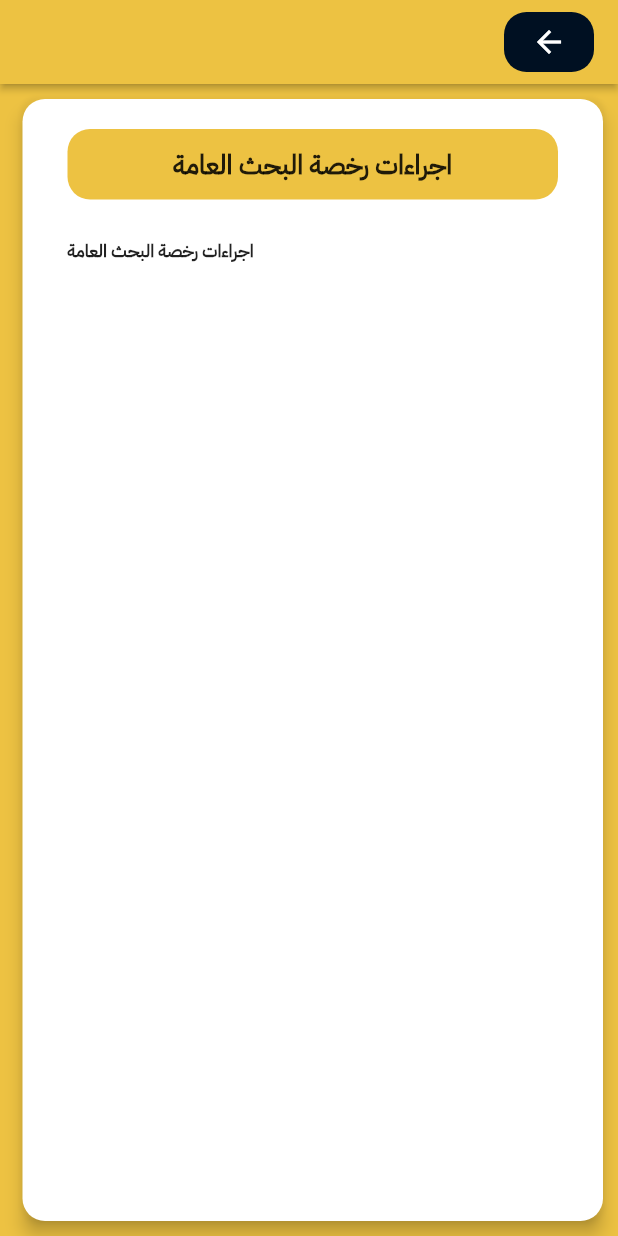
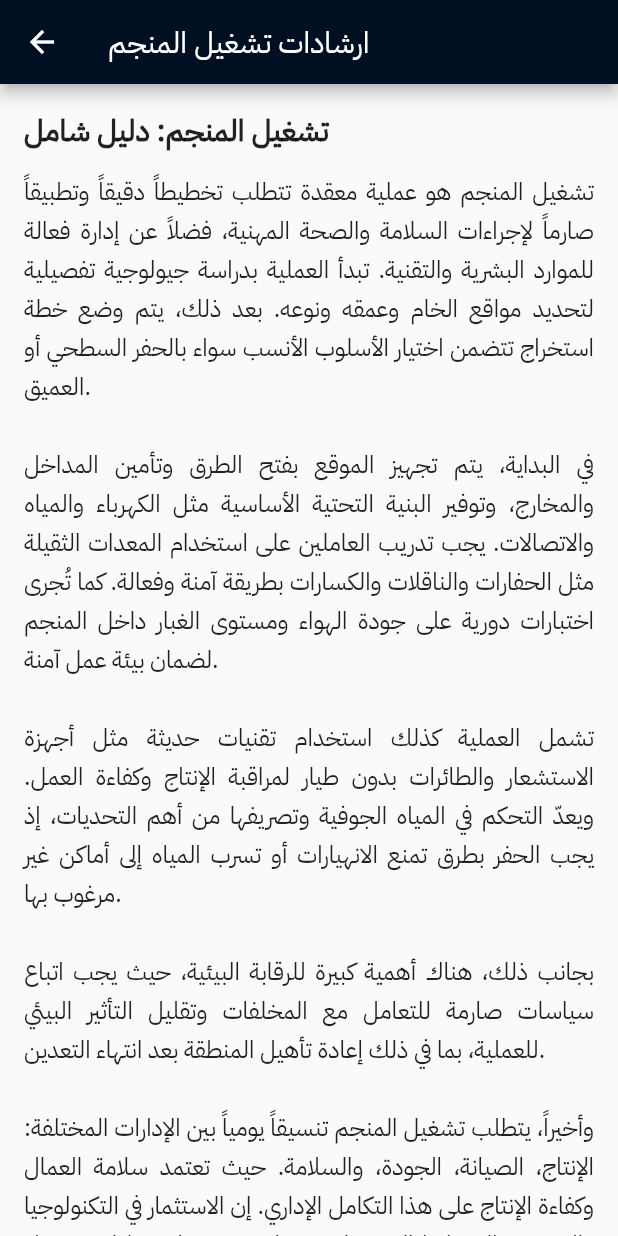
Before and after one commit to mohamed-sd/AlaaeldinMohamede_Enjaz-main, a Flutter app: the Detailes screen opened by its route, on a phone screen of 412 x 824 dp. Run offline on Flutter 3.47's test engine with Material 3 defaults, Android fonts, the phone set to English and light mode, and no system bars; our stand-ins replace audioplayers, awesome_notifications, bloc, cached_network_image, connectivity_plus, country_picker and 36 more; missing offline and left inert: android_intent_plus, any_link_preview, device_region, encrypt, flutter_pdfview, flutter_stripe and 6 more; accounts and stored records are empty; network calls fail.

Commit message:
add oprate mine screen

```diff
--- a/lib/ui/screens/guide/detailes.dart
+++ b/lib/ui/screens/guide/detailes.dart
@@ -1,148 +1,96 @@
-
 import 'package:eClassify/ui/theme/theme.dart';
 import 'package:eClassify/utils/extensions/extensions.dart';
 import 'package:flutter/material.dart';
+import 'package:youtube_player_flutter/youtube_player_flutter.dart';
 
 class Detailes extends StatefulWidget {
   const Detailes({super.key});
-
-  static String routeName = 'privacy_screen';
-  static String routePath = '/privacyScreen';
 
   @override
   State<Detailes> createState() => _PrivacyScreenWidgetState();
 }
 
 class _PrivacyScreenWidgetState extends State<Detailes> {
-
-  //late PrivacyScreenModel _model;
-
-  final scaffoldKey = GlobalKey<ScaffoldState>();
+  YoutubePlayerController? _controller;
 
   @override
   void initState() {
     super.initState();
-    //_model = createModel(context, () => PrivacyScreenModel());
-    // logFirebaseEvent('screen_view',
-    //     parameters: {'screen_name': 'privacy_screen'});
-    // WidgetsBinding.instance.addPostFrameCallback((_) => safeSetState(() {}));
+    final videoUrl = "https://www.youtube.com/watch?v=avrkjlAQJR0";
+    final videoId = YoutubePlayer.convertUrlToId(videoUrl);
+
+    if (videoId != null) {
+      _controller = YoutubePlayerController(
+        initialVideoId: videoId,
+        flags: const YoutubePlayerFlags(
+          autoPlay: false,
+          mute: false,
+        ),
+      );
+    } else {
+      debugPrint("❌ فشل استخراج videoId من الرابط.");
+    }
   }
 
   @override
   void dispose() {
-    //_model.dispose();
+    _controller?.dispose();
     super.dispose();
   }
 
   @override
   Widget build(BuildContext context) {
-    return GestureDetector(
-      onTap: () {
-        FocusScope.of(context).unfocus();
-        FocusManager.instance.primaryFocus?.unfocus();
-      },
-      child: Scaffold(
-        key: scaffoldKey,
-        backgroundColor: context.color.mainGold,
+    return Scaffold(
       appBar: AppBar(
-          backgroundColor: context.color.mainGold,
-          automaticallyImplyLeading: false,
-          title: Row(
-            mainAxisSize: MainAxisSize.max,
-            mainAxisAlignment: MainAxisAlignment.end,
+        title: const Text("ارشادات تشغيل المنجم"),
+        backgroundColor: context.color.mainBrown,
+      ),
+      body: SafeArea(
+        child: SingleChildScrollView(
+          padding: const EdgeInsets.all(16),
+          child: Column(
+            crossAxisAlignment: CrossAxisAlignment.start,
             children: [
-              Container(
-                width: 60,
-                height: 40,
-                decoration: BoxDecoration(
-                  color: context.color.mainBrown,
-                  borderRadius: BorderRadius.circular(15),
-                ),
-                child: InkWell(
-                  splashColor: Colors.transparent,
-                  focusColor: Colors.transparent,
-                  hoverColor: Colors.transparent,
-                  highlightColor: Colors.transparent,
-                  child: Icon(
-                    Icons.arrow_back,
-                    color: Colors.white,
-                    size: 24,
+              const Text(
+                "تشغيل المنجم: دليل شامل",
+                style: TextStyle(
+                  fontSize: 20,
+                  fontWeight: FontWeight.bold,
                 ),
               ),
+              const SizedBox(height: 12),
+              const Text(
+                '''تشغيل المنجم هو عملية معقدة تتطلب تخطيطاً دقيقاً وتطبيقاً صارماً لإجراءات السلامة والصحة المهنية، فضلاً عن إدارة فعالة للموارد البشرية والتقنية. تبدأ العملية بدراسة جيولوجية تفصيلية لتحديد مواقع الخام وعمقه ونوعه. بعد ذلك، يتم وضع خطة استخراج تتضمن اختيار الأسلوب الأنسب سواء بالحفر السطحي أو العميق.
+
+في البداية، يتم تجهيز الموقع بفتح الطرق وتأمين المداخل والمخارج، وتوفير البنية التحتية الأساسية مثل الكهرباء والمياه والاتصالات. يجب تدريب العاملين على استخدام المعدات الثقيلة مثل الحفارات والناقلات والكسارات بطريقة آمنة وفعالة. كما تُجرى اختبارات دورية على جودة الهواء ومستوى الغبار داخل المنجم لضمان بيئة عمل آمنة.
+
+تشمل العملية كذلك استخدام تقنيات حديثة مثل أجهزة الاستشعار والطائرات بدون طيار لمراقبة الإنتاج وكفاءة العمل. ويعدّ التحكم في المياه الجوفية وتصريفها من أهم التحديات، إذ يجب الحفر بطرق تمنع الانهيارات أو تسرب المياه إلى أماكن غير مرغوب بها.
+
+بجانب ذلك، هناك أهمية كبيرة للرقابة البيئية، حيث يجب اتباع سياسات صارمة للتعامل مع المخلفات وتقليل التأثير البيئي للعملية، بما في ذلك إعادة تأهيل المنطقة بعد انتهاء التعدين.
+
+وأخيراً، يتطلب تشغيل المنجم تنسيقاً يومياً بين الإدارات المختلفة: الإنتاج، الصيانة، الجودة، والسلامة. حيث تعتمد سلامة العمال وكفاءة الإنتاج على هذا التكامل الإداري. إن الاستثمار في التكنولوجيا والتدريب والتخطيط المستدام هو ما يضمن نجاح عمليات تشغيل المناجم على المدى الطويل.
+
+بذلك نرى أن تشغيل المنجم ليس مجرد عملية استخراج معادن، بل هو سلسلة متكاملة من الأنشطة والإجراءات التي تتطلب دقة، التزام، ووعي بيئي ومجتمعي.''',
+                textAlign: TextAlign.justify,
+                style: TextStyle(fontSize: 16, height: 1.6),
               ),
-            ],
-          ),
-          actions: [],
-          centerTitle: false,
-          elevation: 2,
-        ),
-        body: SafeArea(
-          top: true,
-          child: Container(
-            width: double.infinity,
-            height: double.infinity,
-            decoration: BoxDecoration(),
-            child: Column(
-              mainAxisSize: MainAxisSize.min,
-              children: [
-                Expanded(
-                  child: Padding(
-                    padding: EdgeInsetsDirectional.fromSTEB(15, 10, 10, 10),
-                    child: Material(
-                      color: Colors.transparent,
-                      elevation: 5,
-                      shape: RoundedRectangleBorder(
-                        borderRadius: BorderRadius.circular(10),
-                      ),
-                      child: Container(
-                        width: double.infinity,
-                        decoration: BoxDecoration(
-                          color:Colors.white,
-                          borderRadius: BorderRadius.circular(15),
-                        ),
-                        child: Padding(
-                          padding:
-                          EdgeInsetsDirectional.fromSTEB(10, 0, 10, 20),
-                          child: Column(
-                            mainAxisSize: MainAxisSize.max,
-                            children: [
-                                Container(
-                                  width: double.infinity,
-                                  padding: EdgeInsets.symmetric(horizontal: 20 , vertical: 10),
-                                  margin: EdgeInsets.only(top: 20, right: 20 , left: 20),
-                                  decoration:BoxDecoration(
-                                    color: context.color.mainGold,
-                                    borderRadius: BorderRadiusDirectional.circular(15)
-                                  ),
-                                  child: Text('اجراءات رخصة البحث العامة',
-                                  textAlign: TextAlign.center,
+              const SizedBox(height: 24),
+              const Text(
+                "فيديو توضيحي:",
                 style: TextStyle(
                   fontSize: 18,
-                                    fontWeight: FontWeight.w700
-                                  ),),
-                                ),
-                                Container(
-                                width: double.infinity,
-                                padding: EdgeInsets.symmetric(horizontal: 20 , vertical: 5),
-                                margin: EdgeInsets.symmetric(vertical: 20),
-                                decoration:BoxDecoration(
-                                    borderRadius: BorderRadiusDirectional.circular(15)
-                                ),
-                                child: Text('اجراءات رخصة البحث العامة',
-                                  style: TextStyle(
-                                      fontSize: 12,
-                                      fontWeight: FontWeight.w700
-                                  ),),
-                              ),
-                            ],
+                  fontWeight: FontWeight.w600,
                 ),
               ),
-                      ),
-                    ),
-                  ),
-                ),
+              const SizedBox(height: 12),
+              _controller != null
+                  ? YoutubePlayer(
+                controller: _controller!,
+                showVideoProgressIndicator: true,
+              )
+                  : const Center(child: CircularProgressIndicator()),
+              const SizedBox(height: 20),
             ],
-            ),
           ),
         ),
       ),
--- a/lib/ui/screens/navigations/home_news.dart
+++ b/lib/ui/screens/navigations/home_news.dart
@@ -413,7 +413,7 @@ class HomeScreenState extends State<HomeNews>
                                   InkWell(
                                     onTap: () {
                                       Navigator.pushNamed(
-                                          context, Routes.soon);
+                                          context, Routes.detailes);
                                     },
                                     child: GoldShimmerCard(
                                         title: '  تشغيل المنجم ',
```
Lines whose indentation alone changed are shown as unchanged.
